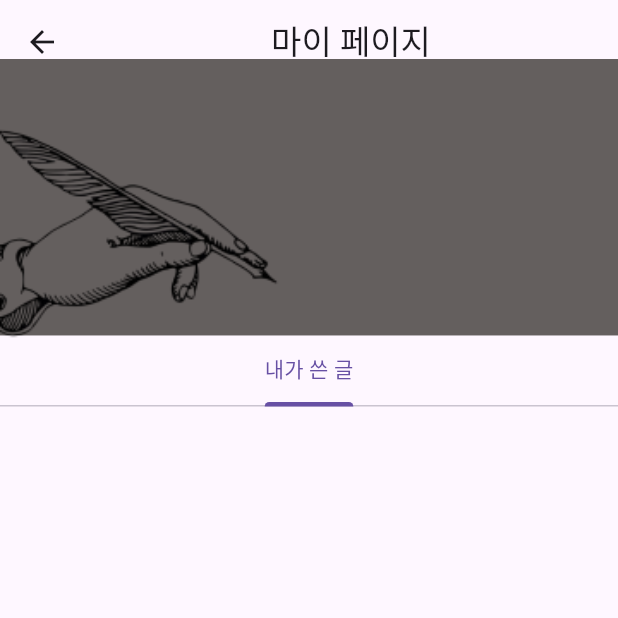
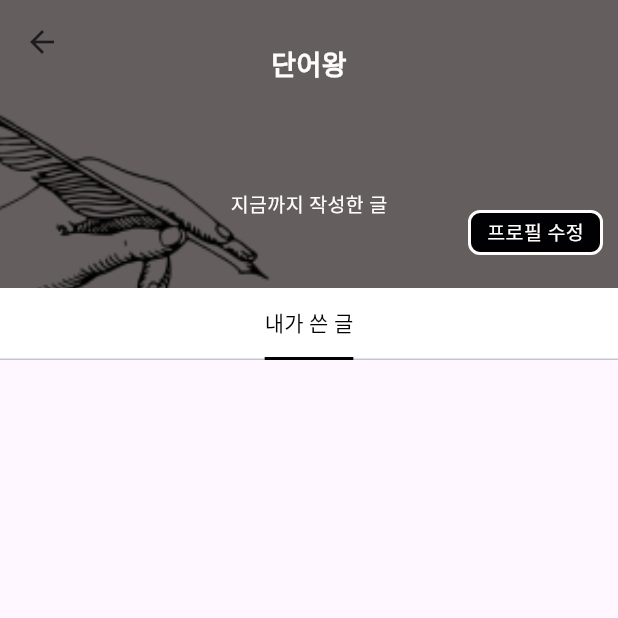
Before and after one commit to Writing-Flow/Flutter, a Flutter app: the MyPage screen opened directly, on a phone screen of 412 x 824 dp, the top half of it. Run offline on Flutter 3.47's test engine with Material 3 defaults, Android fonts, the phone set to English and light mode, and no system bars; our stand-ins replace flutter_native_splash, get, sqflite; missing offline and left inert: dart:ffi; accounts and stored records are empty; network calls fail; statements that could not run were skipped.

Commit message:
Design : Add text that show an user nickname and some button

```diff
--- a/lib/src/screens/home/my/my_page.dart
+++ b/lib/src/screens/home/my/my_page.dart
@@ -1,5 +1,13 @@
+import 'dart:ffi' as ffi;
+import 'dart:ui' as ui;
+
 import 'package:flutter/material.dart';
+import 'package:flutter/rendering.dart';
+import 'package:flutter/widgets.dart';
 import 'package:geulnarae/src/screens/home/my/my_writing_tap.dart';
+
+import '../../../shared/global.dart';
+import '../../../color/app_colors.dart';
 
 final List<Tab> myTabs = <Tab>[
   const Tab(text: '내가 쓴 글'),
@@ -16,18 +24,38 @@ class MyPage extends StatelessWidget {
     return DefaultTabController(
       length: myTabs.length,
       child: Scaffold(
-        body: CustomScrollView(
+        body: Stack(
+          children: [
+            CustomScrollView(
               slivers: <Widget>[
                 SliverAppBar(
-              title: Center(child: Text('마이 페이지')),
-              expandedHeight: 271.0,
+                  expandedHeight: 240.0,
                   floating: false,
                   pinned: true,
                   flexibleSpace: FlexibleSpaceBar(
-                background: Image.asset('asset/images/my/my_app_bar.png', fit: BoxFit.fitWidth,)
+                    background: Image.asset(
+                      'asset/images/my/my_app_bar.png',
+                      fit: BoxFit.cover,
                     ),
-              bottom: TabBar(
+                  ),
+                  bottom: PreferredSize(
+                    preferredSize: const ui.Size.fromHeight(50.0), // 탭 바 높이 조정
+                    child: Container(
+                      color: Colors.white, // 탭 바 배경색 조정
+                      child: TabBar(
                         tabs: myTabs,
+                        indicator: const UnderlineTabIndicator(
+                          borderSide: BorderSide(
+                            width: 2.0,
+                            color: AppColors.color_1,
+                          ),
+                          insets: EdgeInsets.symmetric(horizontal: 0.0),
+                        ),
+                        labelColor: AppColors.color_1, // 라벨 색상 조정
+                        unselectedLabelColor:
+                            AppColors.color_5, // 선택되지 않은 라벨 색상 조정
+                      ),
+                    ),
                   ),
                 ),
                 SliverFillRemaining(
@@ -37,6 +65,56 @@ class MyPage extends StatelessWidget {
                 ),
               ],
             ),
+            Positioned(
+              top: 30.0, // 원하는 위치 조정
+              left: 0,
+              right: 0,
+              child: Column(
+                mainAxisAlignment: MainAxisAlignment.center,
+                children: [
+                  Text(
+                    Global.nickName,
+                    style: const TextStyle(
+                      color: AppColors.color_4,
+                      fontWeight: FontWeight.bold,
+                      fontSize: 18,
+                    ),
+                  ),
+                  const SizedBox(
+                    height: 70,
+                  ),
+                  const Text(
+                    "지금까지 작성한 글",
+                    style: TextStyle(color: AppColors.color_4, fontSize: 13),
+                  )
+                ],
+              ),
+            ),
+            Positioned(
+                top: 140.0, // 원하는 위치 조정
+                right: 10,
+                child: Container(
+                    width: 90, // 컨테이너의 너비
+                    height: 30,
+                    padding:
+                        const EdgeInsets.symmetric(horizontal: 1.0), // 내부 패딩 설정
+                    decoration: BoxDecoration(
+                      color: AppColors.color_1,
+                      border: Border.all(
+                          color: AppColors.color_4, width: 2.0), // 배경색
+                      borderRadius: BorderRadius.circular(8.0),
+                    ),
+                    child: const Center(
+                      child: Text(
+                        '프로필 수정',
+                        style: TextStyle(
+                            color: AppColors.color_4,
+                            fontSize: 13,
+                            fontStyle: FontStyle.normal),
+                      ),
+                    )))
+          ],
+        ),
       ),
     );
   }
```
Lines whose indentation alone changed are shown as unchanged.
